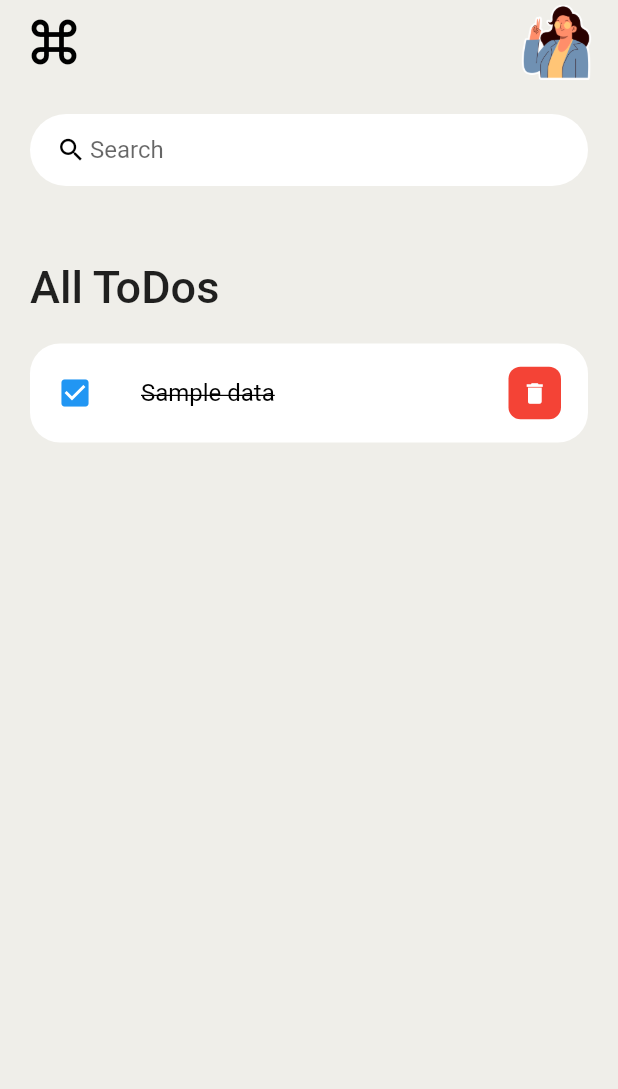
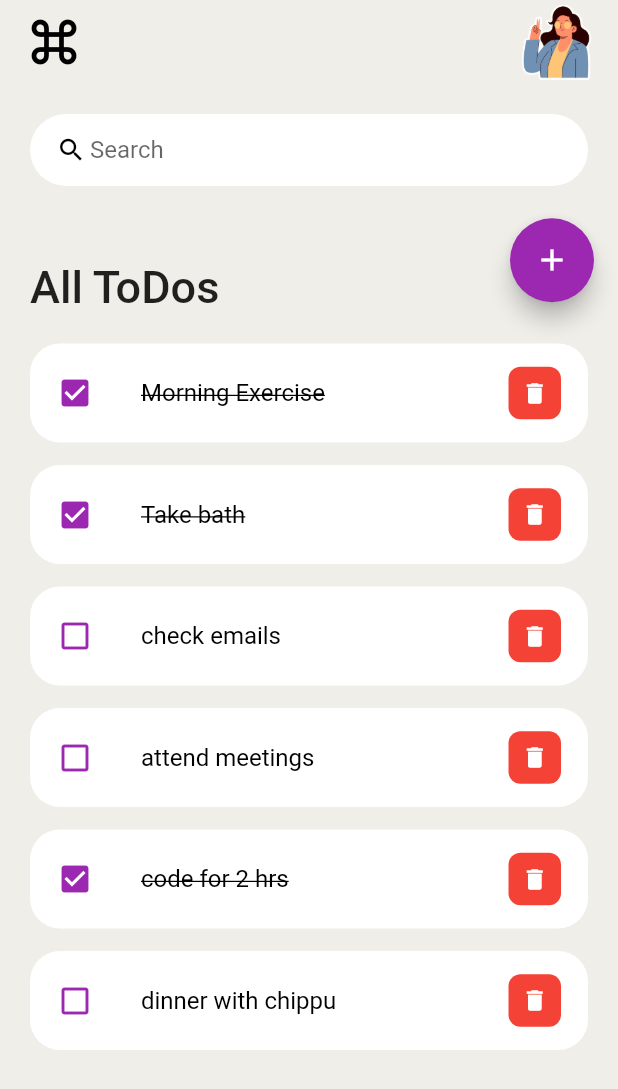
Before and after one commit to Karmic-Soul/ToDo-App-Flutter, a Flutter app: the screen it shows after launch, on a phone screen of 412 x 824 dp. Shown: the top 1089 px of the screen. Run offline on Flutter 3.47's test engine with Material 2 defaults, Android fonts, the phone set to English and light mode, and no system bars.

Commit message:
Implemented bottomsheet, delete button functionality and adding new tasks

```diff
--- a/lib/main.dart
+++ b/lib/main.dart
@@ -18,7 +18,7 @@ class MyApp extends StatelessWidget {
       debugShowCheckedModeBanner: false,
       title: 'ToDo App',
       theme: ThemeData(primarySwatch: Colors.purple),
-      home: const HomeScreen(),
+      home: HomeScreen(),
     );
   }
 }
--- a/lib/model/todo_model.dart
+++ b/lib/model/todo_model.dart
@@ -1,21 +1,21 @@
 class ToDo {
   String? id;
-  String? text;
+  String? todotext;
   bool isDone;
 
   ToDo({
     required this.id,
-    required this.text,
+    required this.todotext,
     this.isDone = false,
   });
   static List<ToDo> todoList() {
     return [
-      ToDo(id: '01', text: 'Morning Exercise', isDone: true),
-      ToDo(id: '02', text: 'Take bath', isDone: true),
-      ToDo(id: '03', text: 'check emails'),
-      ToDo(id: '04', text: 'attend meetings'),
-      ToDo(id: '05', text: 'code for 2 hrs'),
-      ToDo(id: '06', text: 'dinner with chippu'),
+      ToDo(id: '01', todotext: 'Morning Exercise', isDone: true),
+      ToDo(id: '02', todotext: 'Take bath', isDone: true),
+      ToDo(id: '03', todotext: 'check emails'),
+      ToDo(id: '04', todotext: 'attend meetings'),
+      ToDo(id: '05', todotext: 'code for 2 hrs', isDone: true),
+      ToDo(id: '06', todotext: 'dinner with chippu'),
     ];
   }
 }
--- a/lib/screens/home.dart
+++ b/lib/screens/home.dart
@@ -1,11 +1,20 @@
 import 'package:flutter/material.dart';
+import 'package:todo_app/model/todo_model.dart';
 import 'package:todo_app/widgets/appbar.dart';
+import 'package:todo_app/widgets/bottomsheet.dart';
 import 'package:todo_app/widgets/searchbox.dart';
 import 'package:todo_app/widgets/todo_item.dart';
 
-class HomeScreen extends StatelessWidget {
-  const HomeScreen({super.key});
+final todosList = ToDo.todoList();
 
+class HomeScreen extends StatefulWidget {
+  HomeScreen({super.key});
+
+  @override
+  State<HomeScreen> createState() => _HomeScreenState();
+}
+
+class _HomeScreenState extends State<HomeScreen> {
   @override
   Widget build(BuildContext context) {
     return Scaffold(
@@ -30,13 +39,83 @@ class HomeScreen extends StatelessWidget {
                           TextStyle(fontSize: 30, fontWeight: FontWeight.w500),
                     ),
                   ),
-                  ToDoItem(),
+                  for (ToDo todoo in todosList)
+                    ToDoItem(
+                      todo: todoo,
+                      onChangeToDo: changeToDo,
+                      onDeleteItem: deleteToDoItem,
+                    ),
                 ],
               ),
             )
           ],
         ),
       ),
+      floatingActionButtonLocation: FloatingActionButtonLocation.endTop,
+      floatingActionButton: Container(
+        margin: const EdgeInsets.only(top: 235),
+        child: FloatingActionButton(
+          onPressed: () {
+            print('float clicked');
+            BtmSheet(addtask: addtask).showBottomSheet(context);
+          },
+          tooltip: 'Add New ToDo',
+          child: const Icon(Icons.add),
+        ),
+      ),
     );
   }
+
+  void changeToDo(ToDo toDo) {
+    setState(() {
+      toDo.isDone = !toDo.isDone;
+    });
+  }
+
+  void deleteToDoItem(String id) {
+    setState(() {
+      todosList.removeWhere((item) => item.id == id);
+    });
+  }
+
+  void addtask(String tasktext) {
+    setState(() {
+      todosList.add(ToDo(
+        id: DateTime.now().millisecondsSinceEpoch.toString(),
+        todotext: tasktext,
+      ));
+    });
+  }
 }
+
+
+// Future<void> showBottomSheet(BuildContext ctx) async {
+//   showModalBottomSheet(
+//       isDismissible: true,
+//       context: ctx,
+//       builder: (ctx1) {
+//         return Column(
+//           children: [
+//             Container(
+//               width: double.infinity,
+//               height: 200,
+//               color: const Color.fromARGB(255, 206, 238, 249),
+//               child: Container(
+//                 margin: const EdgeInsets.all(20),
+//                 decoration: BoxDecoration(
+//                   borderRadius: BorderRadius.circular(23),
+//                   color: Colors.white,
+//                 ),
+//                 child: const TextField(
+//                   decoration: InputDecoration(
+//                     contentPadding: EdgeInsets.only(left: 20),
+//                     hintText: 'Add New Task ',
+//                     border: InputBorder.none,
+//                   ),
+//                 ),
+//               ),
+//             ),
+//           ],
+//         );
+//       });
+// }
--- a/lib/widgets/todo_item.dart
+++ b/lib/widgets/todo_item.dart
@@ -1,30 +1,42 @@
 import 'package:flutter/material.dart';
+import 'package:todo_app/model/todo_model.dart';
+//import 'package:todo_app/screens/home.dart';
 
 class ToDoItem extends StatelessWidget {
-  const ToDoItem({super.key});
+  final ToDo todo;
+  final onDeleteItem;
+  final onChangeToDo;
+  const ToDoItem(
+      {super.key,
+      required this.todo,
+      required this.onDeleteItem,
+      required this.onChangeToDo});
 
   @override
   Widget build(BuildContext context) {
     return Container(
+      margin: const EdgeInsets.only(bottom: 15),
       child: ListTile(
         contentPadding: const EdgeInsets.symmetric(horizontal: 18, vertical: 5),
         onTap: () {
-          print('Todo item clicked');
+          onChangeToDo(todo);
         },
         shape: RoundedRectangleBorder(
           borderRadius: BorderRadius.circular(20),
         ),
         tileColor: Colors.white,
-        leading: const Icon(
-          Icons.check_box,
-          color: Colors.blue,
+        leading: Icon(
+          todo.isDone ? Icons.check_box : Icons.check_box_outline_blank,
+          color: Colors.purple,
         ),
-        title: const Text(
-          'Sample data',
+        title: Text(
+          todo.todotext!,
           style: TextStyle(
               fontSize: 16,
               color: Colors.black,
-              decoration: TextDecoration.lineThrough),
+              decoration: todo.isDone
+                  ? TextDecoration.lineThrough
+                  : TextDecoration.none),
         ),
         trailing: Container(
           height: 35,
@@ -35,7 +47,7 @@ class ToDoItem extends StatelessWidget {
           ),
           child: IconButton(
             onPressed: () {
-              print('Delete button clicked');
+              onDeleteItem(todo.id);
             },
             icon: const Icon(
               Icons.delete,
@@ -45,7 +57,6 @@ class ToDoItem extends StatelessWidget {
           ),
         ),
       ),
-      margin: EdgeInsets.only(bottom: 15),
     );
   }
 }
```
Also changed, not shown: lib/widgets/bottomsheet.dart (added, +58 -0 lines).
